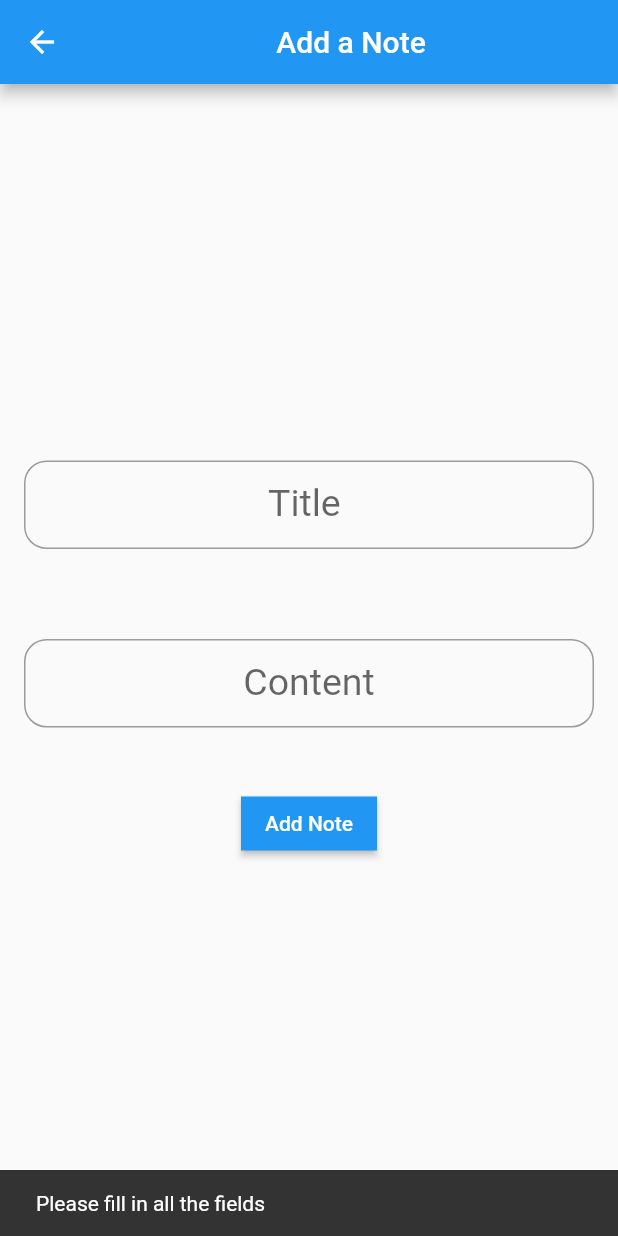
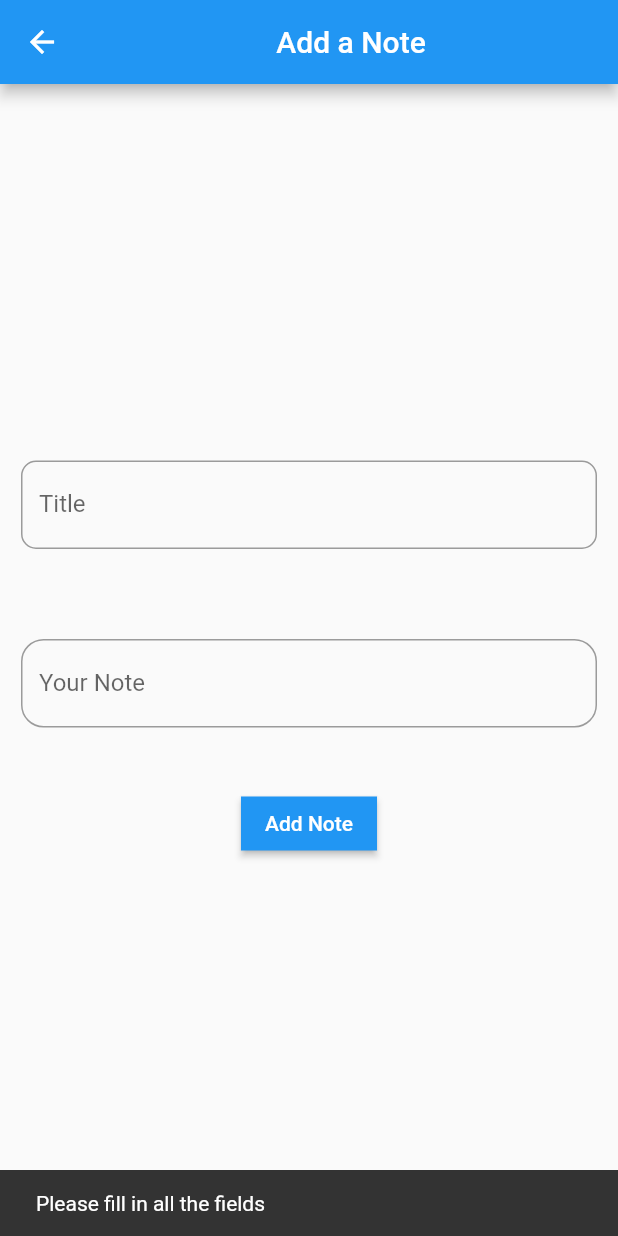
Before and after one commit to berkebalci/Your-NotePad, a Flutter app: the AddingNoteScreen screen opened directly with empty values, after a tap on "Add Note", on a phone screen of 412 x 824 dp. Run offline on Flutter 3.47's test engine with Material 2 defaults, Android fonts, the light colour scheme and no system bars; our stand-ins replace cloud_firestore, firebase_auth, firebase_core, flutter_riverpod, google_sign_in; accounts and stored records are empty; network calls fail.

Commit message:
StreamBuilder yapisi eklendi ve Firebase read özelliği yapıldı

```diff
--- a/lib/screens/AddingNoteScreen.dart
+++ b/lib/screens/AddingNoteScreen.dart
@@ -1,15 +1,23 @@
+import 'package:cloud_firestore/cloud_firestore.dart';
+import 'package:firebase_auth/firebase_auth.dart';
 import 'package:flutter/material.dart';
 import 'package:time_tracker_app_firebase/Utils/utils.dart';
+import 'package:time_tracker_app_firebase/services/FireStoreOperations/CrudOperations.dart';
 
 class AddingNoteScreen extends StatefulWidget {
-  final VoidCallback isCollectionExists; //isCollection exists döndürülecek
-  AddingNoteScreen({super.key,required this.isCollectionExists});
+  final bool iscollectionexists; //isCollection exists döndürülecek
+  final VoidCallback onAddedFirstNote;
+  AddingNoteScreen(
+      {super.key,
+      required this.iscollectionexists,
+      required this.onAddedFirstNote});
 
   @override
   State<AddingNoteScreen> createState() => _AddingNoteScreenState();
 }
 
 class _AddingNoteScreenState extends State<AddingNoteScreen> {
+  final User? user = FirebaseAuth.instance.currentUser;
   TextEditingController? titleController;
   TextEditingController? contentController;
 
@@ -22,8 +30,8 @@ class _AddingNoteScreenState extends State<AddingNoteScreen> {
 
   @override
   void dispose() {
-    titleController!.clear();
-    contentController!.clear();
+    titleController!.dispose();
+    contentController!.dispose();
     super.dispose();
   }
 
@@ -36,22 +44,16 @@ class _AddingNoteScreenState extends State<AddingNoteScreen> {
             children: [Text("Add a Note")]),
       ),
       body: Padding(
-        padding: const EdgeInsets.all(16.0),
+        padding: const EdgeInsets.all(14.0),
         child: Column(mainAxisAlignment: MainAxisAlignment.center, children: [
           TextField(
-            controller: titleController,
+            textAlign: TextAlign.center
+            ,controller: titleController,
             decoration: InputDecoration(
-                label: Row(
-                  mainAxisAlignment: MainAxisAlignment.center,
-                  children: [
-                    Text(
-                      "Title ",
-                      style: TextStyle(fontSize: 25),
-                    ),
-                  ],
-                ),
+
+                labelText: "Title",
                 border: OutlineInputBorder(
-                    borderRadius: BorderRadius.circular(15))),
+                    borderRadius: BorderRadius.circular(10))),
           ),
           SizedBox(
             height: 60,
@@ -59,13 +61,7 @@ class _AddingNoteScreenState extends State<AddingNoteScreen> {
           TextField(
             controller: contentController,
             decoration: InputDecoration(
-                label:
-                    Row(mainAxisAlignment: MainAxisAlignment.center, children: [
-                  Text(
-                    "Content",
-                    style: TextStyle(fontSize: 25),
-                  )
-                ]),
+                labelText:"Your Note",
                 border: OutlineInputBorder(
                     borderRadius: BorderRadius.circular(15))),
           ),
@@ -73,12 +69,21 @@ class _AddingNoteScreenState extends State<AddingNoteScreen> {
             height: 40,
           ),
           ElevatedButton(
-            onPressed: () {
+            onPressed: () async {
+              //TODO: Not ekleme kodunu buraya yaz
               if (contentController!.text != "" &&
                   titleController!.text != "") {
-                print("Note added");
+                var object = FireStoreCrudOperations();
 
-                //TODO: Not ekleme kodunu buraya yaz
+                await object
+                    .createNote(user!.email!, titleController!.text,
+                        contentController!.text, user!.uid)
+                    .catchError(() {
+                  Utils.showSnackBar("Something went wrong :(");
+                });
+                titleController!.clear();
+                contentController!.clear();
+                Utils.showSnackBar("Note has been added successfuly");
               } else {
                 Utils.showSnackBar("Please fill in all the fields ");
               }
--- a/lib/screens/SignUpScreen.dart
+++ b/lib/screens/SignUpScreen.dart
@@ -29,8 +29,8 @@ class _SignUpScreenState extends State<SignUpScreen> {
 
   @override
   void dispose() {
-    emailtextController!.clear();
-    passwtextController!.clear();
+    emailtextController!.dispose();
+    passwtextController!.dispose();
 
     super.dispose();
   }
--- a/lib/services/FireStoreOperations/CrudOperations.dart
+++ b/lib/services/FireStoreOperations/CrudOperations.dart
@@ -1,17 +1,28 @@
 import 'package:firebase_core/firebase_core.dart';
 import 'package:firebase_auth/firebase_auth.dart';
 import 'package:cloud_firestore/cloud_firestore.dart';
+import 'package:time_tracker_app_firebase/services/models/Note.dart';
 
+class FireStoreCrudOperations {
+  Future createNote(
+      String docname, String title, String content, String userUID) async {
+    final docNote =
+        FirebaseFirestore.instance.collection('users').doc('$docname');
+    final note = Note(title: title, content: content, userUID: userUID);
+    final json = note.toJson();
+    docNote.set(json);
+  }
 
+  Stream<Note> readNotes(String currentUseremail) {
+    //Bu stream yapısından zaten asenkron olduğundan dolayı async* keywordunu kullanmamız gerekiyor.
+    return FirebaseFirestore.instance
+        .collection('users')
+        .doc('$currentUseremail')
+        .snapshots()
+        .map((snapshot) {
+      return Note.fromJson(snapshot.data());
+    });
+    //Dökümanların datalarını döndürüyor
+  }
 
-class CrudOperations {
-  String title;
-  String content;
-  CrudOperations(this.title, this.content);
-
-
-
-  Future createNote(String title, String content) async {
-
-  }
 }
--- /dev/null
+++ b/lib/services/models/Note.dart
@@ -0,0 +1,20 @@
+class Note {
+  String title;
+  String content;
+  String userUID;
+  Note({required this.title, required this.content, required this.userUID});
+
+  Map<String, dynamic> toJson() {
+    return {'title': title, 'content': content, 'userUID': userUID};
+  }
+
+  static Note fromJson(Map<String, dynamic>? json) {
+    if (json != null) {
+      return Note(
+          title: json['title'],
+          content: json['content'],
+          userUID: json['userUID']);
+    }
+    throw Exception("Json is null");
+  }
+}
```
Also changed, not shown: lib/screens/ForgotPasswordScreen.dart (+7 -0 lines), lib/screens/HomeScreen.dart (+30 -11 lines), lib/screens/LoginScreen.dart (+13 -5 lines).
